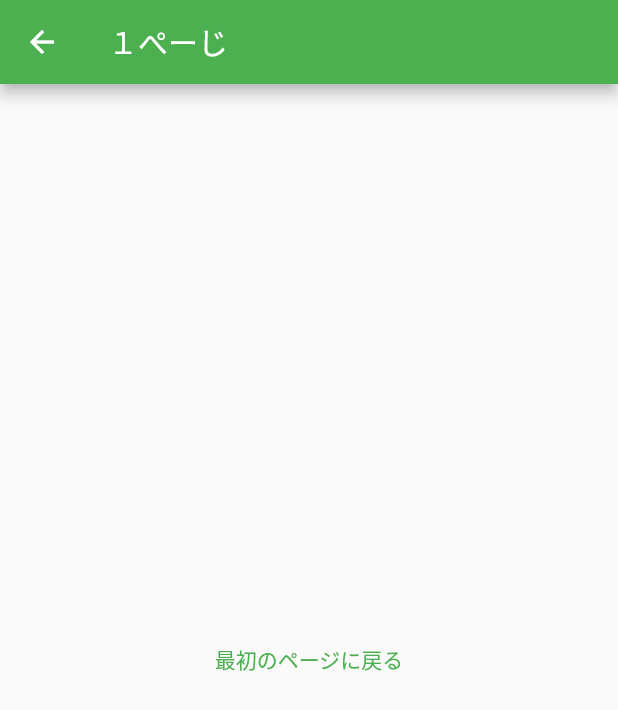
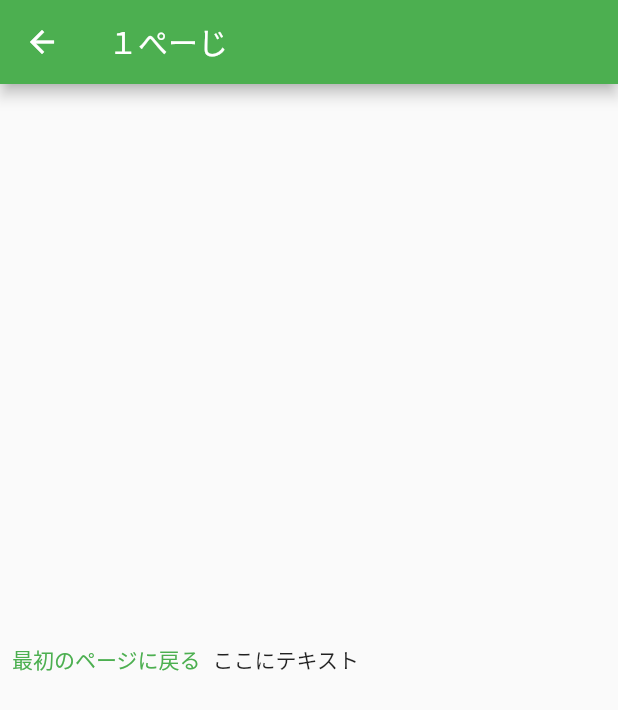
Before and after one commit to CHARI-AKIO/HelloWorld_statePractice, a Flutter app: the FirstPage screen opened directly, on a phone screen of 412 x 824 dp. Shown: the top 710 px of the screen. Run offline on Flutter 3.47's test engine with Material 2 defaults, Android fonts, the phone set to English and light mode, and no system bars.

Commit message:
Riverpod無しでWidget用のファイルにTextFieldを追加してみるも断念。

```diff
--- a/lib/pages/FirestPage.dart
+++ b/lib/pages/FirestPage.dart
@@ -1,5 +1,6 @@
 import 'package:flutter/cupertino.dart';
 import 'package:flutter/material.dart';
+import 'package:helloworld/widgets/Textfield1.dart';
 
 class FirstPage extends StatelessWidget{
   FirstPage(this.subtitle);
@@ -11,13 +12,18 @@ class FirstPage extends StatelessWidget{
             title : Text(subtitle)
         ),
         body :Center(
-          child: TextButton(
+          child: Row(
+            children: [
+              TextButton(
                 child: Text("最初のページに戻る"),
                 // （1） 前の画面に戻る
                 onPressed: (){
                   Navigator.pop(context);
                 },
               ),
+              TextField1("ここにテキスト"),//断念
+            ],
+          )
         )
     );
   }
--- /dev/null
+++ b/lib/widgets/Textfield1.dart
@@ -0,0 +1,25 @@
+import 'package:flutter/cupertino.dart';
+import 'package:flutter/material.dart';
+
+class TextField1 extends StatelessWidget{
+  TextField1(this.contents);
+  final String contents;
+  @override
+  Widget build(BuildContext context) {
+    return Text(contents);
+    // return
+    // TextFormField(
+    //       decoration: const InputDecoration(
+    //         icon:Icon(Icons.person),
+    //         hintText: "ヒントテキスト",
+    //         labelText:"ラベルテキスト",
+    //       ),
+    //       onSaved: (String? value){
+    //         print("hello. onSaved! TextField1 => TextFormField");
+    //       },
+    //       validator: (String? value){
+    //         return (value != null&& value.contains('@')) ? '@を使わないでください～' : null;
+    //       },
+    //     );
+  }
+}
```
Lines whose indentation alone changed are shown as unchanged.
